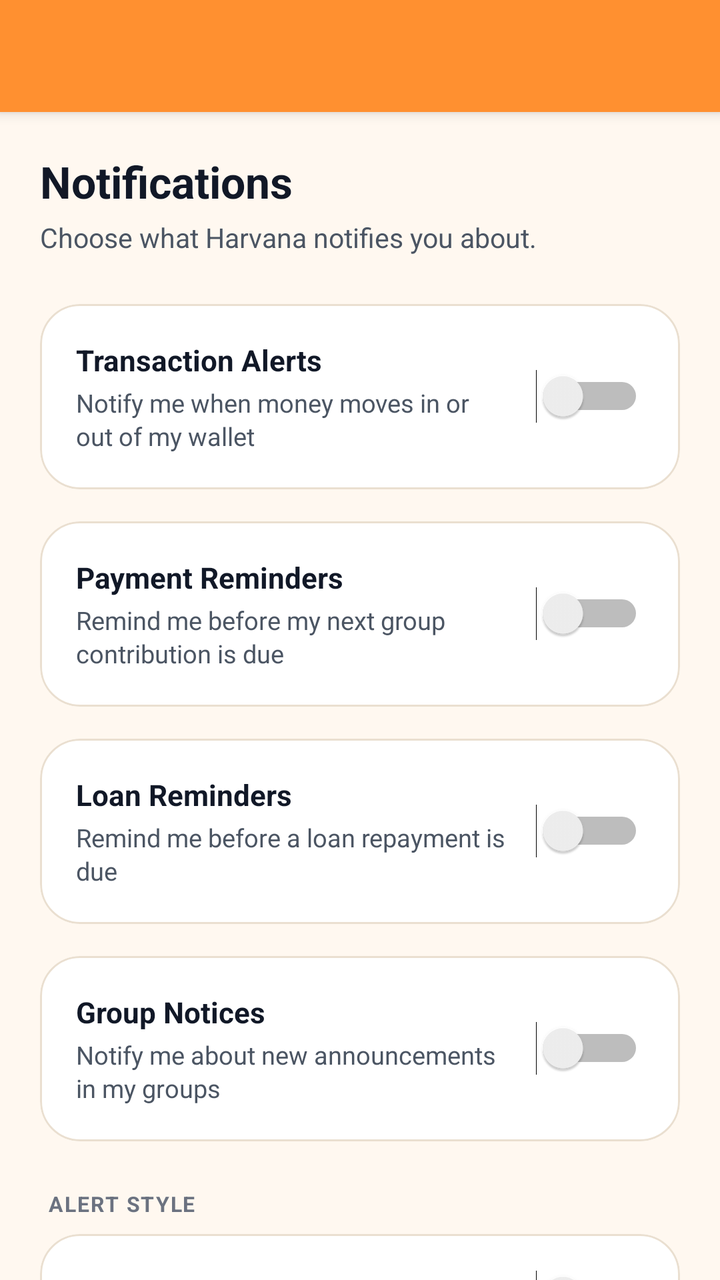
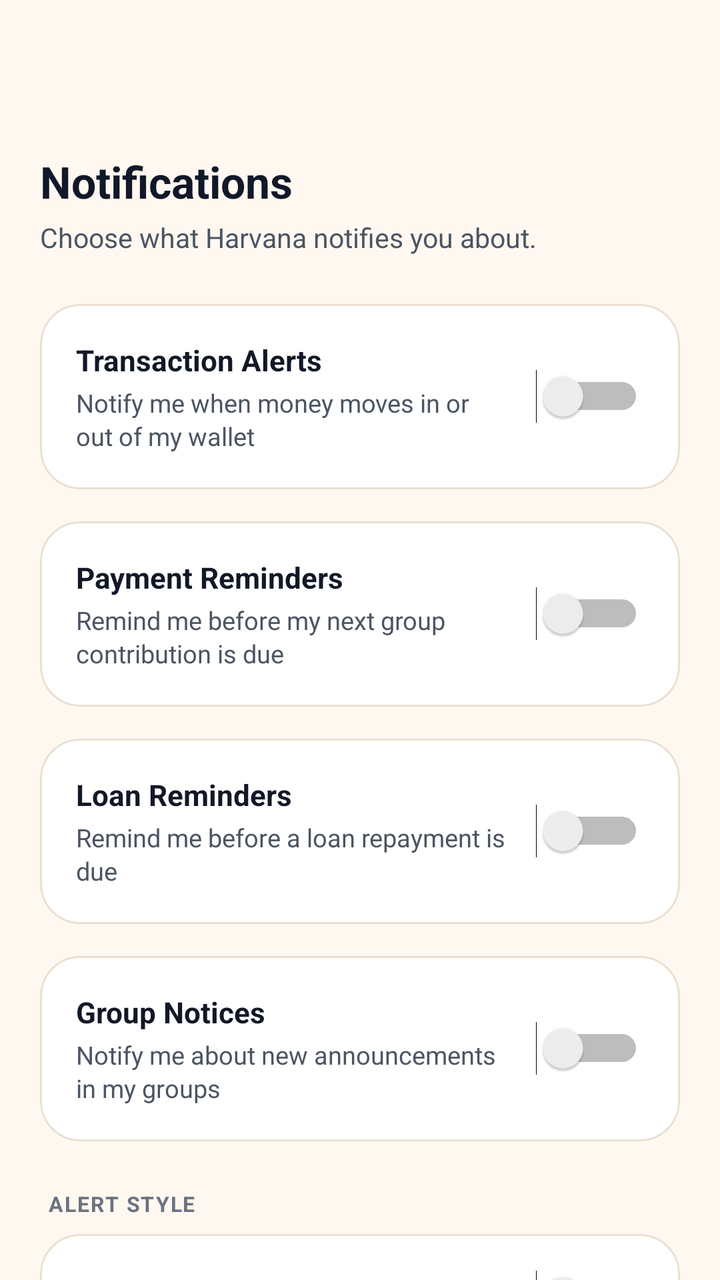

An Android layout rendered at two revisions. The XML below is the earlier revision; the diff shows what the commit changed to produce the second picture.
<!-- AndroidManifest.xml: application theme AppTheme -->
<!-- res/layout/notification_settings.xml -->
<androidx.coordinatorlayout.widget.CoordinatorLayout
	xmlns:android="http://schemas.android.com/apk/res/android"
	xmlns:app="http://schemas.android.com/apk/res-auto"
	xmlns:tools="http://schemas.android.com/tools"
	android:id="@+id/_coordinator"
	android:layout_width="match_parent"
	android:layout_height="match_parent">
	<com.google.android.material.appbar.AppBarLayout
		android:id="@+id/_app_bar"
		android:layout_width="match_parent"
		android:layout_height="wrap_content"
		android:theme="@style/AppTheme.AppBarOverlay">
		<androidx.appcompat.widget.Toolbar
			android:id="@+id/_toolbar"
			android:layout_width="match_parent"
			android:layout_height="?attr/actionBarSize"
			android:background="?attr/appBarColor"
			app:popupTheme="@style/AppTheme.PopupOverlay" />
	</com.google.android.material.appbar.AppBarLayout>
	<androidx.core.widget.NestedScrollView
		android:layout_width="match_parent"
		android:layout_height="match_parent"
		android:fillViewport="true"
		android:overScrollMode="never"
		app:layout_behavior="@string/appbar_scrolling_view_behavior">
		<LinearLayout
			android:id="@+id/linear62"
			android:layout_width="match_parent"
			android:layout_height="wrap_content"
			android:padding="20dp"
			android:orientation="vertical">
			<TextView
				android:id="@+id/textview74"
				android:layout_width="wrap_content"
				android:layout_height="wrap_content"
				android:text="Notifications"
				android:textSize="22sp"
				android:textStyle="bold"
				android:textColor="@color/colorTextPrimary" />
			<TextView
				android:id="@+id/textview75"
				android:layout_width="match_parent"
				android:layout_height="wrap_content"
				android:layout_marginTop="4dp"
				android:layout_marginBottom="24dp"
				android:text="Choose what Harvana notifies you about."
				android:textColor="@color/colorTextSecondary"
				android:textSize="13.5sp"
				android:lineSpacingExtra="3dp" />
			<com.google.android.material.card.MaterialCardView
				android:id="@+id/cardview14"
				android:layout_width="match_parent"
				android:layout_height="wrap_content"
				android:layout_marginBottom="16dp"
				app:cardBackgroundColor="@color/colorSurface"
				app:cardCornerRadius="20dp"
				app:cardElevation="0dp"
				app:strokeColor="@color/colorCardStroke"
				app:strokeWidth="1dp">
				<LinearLayout
					android:id="@+id/linear63"
					android:layout_width="match_parent"
					android:layout_height="wrap_content"
					android:padding="18dp"
					android:gravity="center_vertical"
					android:orientation="horizontal">
					<LinearLayout
						android:id="@+id/linear64"
						android:layout_width="0dp"
						android:layout_height="wrap_content"
						android:orientation="vertical"
						android:layout_weight="1">
						<TextView
							android:id="@+id/textview76"
							android:layout_width="wrap_content"
							android:layout_height="wrap_content"
							android:text="Transaction Alerts"
							android:textStyle="bold"
							android:textColor="@color/colorTextPrimary"
							android:textSize="14.5sp" />
						<TextView
							android:id="@+id/textview77"
							android:layout_width="match_parent"
							android:layout_height="wrap_content"
							android:layout_marginTop="3dp"
							android:text="Notify me when money moves in or out of my wallet"
							android:textColor="@color/colorTextSecondary"
							android:textSize="12.5sp"
							android:lineSpacingExtra="2dp" />
					</LinearLayout>
					<Switch
						android:id="@+id/switchTransactionAlerts"
						android:layout_width="wrap_content"
						android:layout_height="wrap_content"
						android:textSize="12sp"
						android:layout_marginStart="12dp" />
				</LinearLayout>
			</com.google.android.material.card.MaterialCardView>
			<com.google.android.material.card.MaterialCardView
				android:id="@+id/cardview15"
				android:layout_width="match_parent"
				android:layout_height="wrap_content"
				android:layout_marginBottom="16dp"
				app:cardBackgroundColor="@color/colorSurface"
				app:cardCornerRadius="20dp"
				app:cardElevation="0dp"
				app:strokeColor="@color/colorCardStroke"
				app:strokeWidth="1dp">
				<LinearLayout
					android:id="@+id/linear65"
					android:layout_width="match_parent"
					android:layout_height="wrap_content"
					android:padding="18dp"
					android:gravity="center_vertical"
					android:orientation="horizontal">
					<LinearLayout
						android:id="@+id/linear66"
						android:layout_width="0dp"
						android:layout_height="wrap_content"
						android:orientation="vertical"
						android:layout_weight="1">
						<TextView
							android:id="@+id/textview78"
							android:layout_width="wrap_content"
							android:layout_height="wrap_content"
							android:text="Payment Reminders"
							android:textStyle="bold"
							android:textColor="@color/colorTextPrimary"
							android:textSize="14.5sp" />
						<TextView
							android:id="@+id/textview79"
							android:layout_width="match_parent"
							android:layout_height="wrap_content"
							android:layout_marginTop="3dp"
							android:text="Remind me before my next group contribution is due"
							android:textColor="@color/colorTextSecondary"
							android:textSize="12.5sp"
							android:lineSpacingExtra="2dp" />
					</LinearLayout>
					<Switch
						android:id="@+id/switchPaymentReminders"
						android:layout_width="wrap_content"
						android:layout_height="wrap_content"
						android:textSize="12sp"
						android:layout_marginStart="12dp" />
				</LinearLayout>
			</com.google.android.material.card.MaterialCardView>
			<com.google.android.material.card.MaterialCardView
				android:id="@+id/cardview16"
				android:layout_width="match_parent"
				android:layout_height="wrap_content"
				android:layout_marginBottom="16dp"
				app:cardBackgroundColor="@color/colorSurface"
				app:cardCornerRadius="20dp"
				app:cardElevation="0dp"
				app:strokeColor="@color/colorCardStroke"
				app:strokeWidth="1dp">
				<LinearLayout
					android:id="@+id/linear67"
					android:layout_width="match_parent"
					android:layout_height="wrap_content"
					android:padding="18dp"
					android:gravity="center_vertical"
					android:orientation="horizontal">
					<LinearLayout
						android:id="@+id/linear68"
						android:layout_width="0dp"
						android:layout_height="wrap_content"
						android:orientation="vertical"
						android:layout_weight="1">
						<TextView
							android:id="@+id/textview80"
							android:layout_width="wrap_content"
							android:layout_height="wrap_content"
							android:text="Loan Reminders"
							android:textStyle="bold"
							android:textColor="@color/colorTextPrimary"
							android:textSize="14.5sp" />
						<TextView
							android:id="@+id/textview81"
							android:layout_width="match_parent"
							android:layout_height="wrap_content"
							android:layout_marginTop="3dp"
							android:text="Remind me before a loan repayment is due"
							android:textColor="@color/colorTextSecondary"
							android:textSize="12.5sp"
							android:lineSpacingExtra="2dp" />
					</LinearLayout>
					<Switch
						android:id="@+id/switchLoanReminders"
						android:layout_width="wrap_content"
						android:layout_height="wrap_content"
						android:textSize="12sp"
						android:layout_marginStart="12dp" />
				</LinearLayout>
			</com.google.android.material.card.MaterialCardView>
			<com.google.android.material.card.MaterialCardView
				android:id="@+id/cardview17"
				android:layout_width="match_parent"
				android:layout_height="wrap_content"
				android:layout_marginBottom="24dp"
				app:cardBackgroundColor="@color/colorSurface"
				app:cardCornerRadius="20dp"
				app:cardElevation="0dp"
				app:strokeColor="@color/colorCardStroke"
				app:strokeWidth="1dp">
				<LinearLayout
					android:id="@+id/linear69"
					android:layout_width="match_parent"
					android:layout_height="wrap_content"
					android:padding="18dp"
					android:gravity="center_vertical"
					android:orientation="horizontal">
					<LinearLayout
						android:id="@+id/linear70"
						android:layout_width="0dp"
						android:layout_height="wrap_content"
						android:orientation="vertical"
						android:layout_weight="1">
						<TextView
							android:id="@+id/textview82"
							android:layout_width="wrap_content"
							android:layout_height="wrap_content"
							android:text="Group Notices"
							android:textStyle="bold"
							android:textColor="@color/colorTextPrimary"
							android:textSize="14.5sp" />
						<TextView
							android:id="@+id/textview83"
							android:layout_width="match_parent"
							android:layout_height="wrap_content"
							android:layout_marginTop="3dp"
							android:text="Notify me about new announcements in my groups"
							android:textColor="@color/colorTextSecondary"
							android:textSize="12.5sp"
							android:lineSpacingExtra="2dp" />
					</LinearLayout>
					<Switch
						android:id="@+id/switchGroupNotices"
						android:layout_width="wrap_content"
						android:layout_height="wrap_content"
						android:textSize="12sp"
						android:layout_marginStart="12dp" />
				</LinearLayout>
			</com.google.android.material.card.MaterialCardView>
			<TextView
				android:id="@+id/textview84"
				android:layout_width="wrap_content"
				android:layout_height="wrap_content"
				android:layout_marginBottom="8dp"
				android:text="ALERT STYLE"
				android:textStyle="bold"
				android:textColor="@color/colorTextTertiary"
				android:textSize="10.5sp"
				android:layout_marginStart="4dp"
				android:letterSpacing="0.06" />
			<com.google.android.material.card.MaterialCardView
				android:id="@+id/cardview18"
				android:layout_width="match_parent"
				android:layout_height="wrap_content"
				android:layout_marginBottom="16dp"
				app:cardBackgroundColor="@color/colorSurface"
				app:cardCornerRadius="20dp"
				app:cardElevation="0dp"
				app:strokeColor="@color/colorCardStroke"
				app:strokeWidth="1dp">
				<LinearLayout
					android:id="@+id/linear71"
					android:layout_width="match_parent"
					android:layout_height="wrap_content"
					android:orientation="vertical">
					<LinearLayout
						android:id="@+id/linear72"
						android:layout_width="match_parent"
						android:layout_height="wrap_content"
						android:padding="18dp"
						android:gravity="center_vertical"
						android:orientation="horizontal">
						<TextView
							android:id="@+id/textview85"
							android:layout_width="0dp"
							android:layout_height="wrap_content"
							android:text="Sound"
							android:textColor="@color/colorTextPrimary"
							android:layout_weight="1"
							android:textSize="14.5sp" />
						<Switch
							android:id="@+id/switchSound"
							android:layout_width="wrap_content"
							android:layout_height="wrap_content"
							android:textSize="12sp"
							android:layout_marginStart="12dp" />
					</LinearLayout>
					<View
						android:id="@+id/view73"
						android:layout_width="match_parent"
						android:layout_height="1dp"
						android:background="@color/colorDivider"
						android:layout_marginStart="18dp" />
					<LinearLayout
						android:id="@+id/linear74"
						android:layout_width="match_parent"
						android:layout_height="wrap_content"
						android:padding="18dp"
						android:gravity="center_vertical"
						android:orientation="horizontal">
						<TextView
							android:id="@+id/textview86"
							android:layout_width="0dp"
							android:layout_height="wrap_content"
							android:text="Vibrate"
							android:textColor="@color/colorTextPrimary"
							android:layout_weight="1"
							android:textSize="14.5sp" />
						<Switch
							android:id="@+id/switchVibrate"
							android:layout_width="wrap_content"
							android:layout_height="wrap_content"
							android:textSize="12sp"
							android:layout_marginStart="12dp" />
					</LinearLayout>
				</LinearLayout>
			</com.google.android.material.card.MaterialCardView>
			<TextView
				android:id="@+id/textview87"
				android:layout_width="match_parent"
				android:layout_height="wrap_content"
				android:text="These control whether Harvana shows you a notification for each type of event. Turning one off doesn't cancel the underlying reminder — it just won't appear as a push notification."
				android:textSize="12sp"
				android:textColor="@color/colorTextTertiary"
				android:layout_marginStart="4dp"
				android:lineSpacingExtra="3dp" />
		</LinearLayout>
	</androidx.core.widget.NestedScrollView>
</androidx.coordinatorlayout.widget.CoordinatorLayout>
<!-- resources referenced by this layout -->
<resources>
  <color name="colorCardStroke">#EADFD0</color>
  <color name="colorDivider">#EADFD0</color>
  <color name="colorSurface">#FFFFFF</color>
  <color name="colorTextPrimary">#111827</color>
  <color name="colorTextSecondary">#4B5563</color>
  <color name="colorTextTertiary">#6B7280</color>
  <style name="AppTheme.PopupOverlay" parent="ThemeOverlay.MaterialComponents.Light" />
  <style name="AppTheme" parent="Theme.MaterialComponents.DayNight.NoActionBar">
          
          <item name="homeAsUpIndicator">@drawable/ic_nav_back</item>
          
          <item name="android:textViewStyle">@style/HarvanaTextView</item>
          <item name="appBarColor">@color/colorAccent</item>
          <item name="onAppBarColor">@color/colorTextOnAccent</item>
          <item name="colorSecondary">@color/colorAccent</item>
          <item name="colorOnSecondary">@color/colorTextOnAccent</item>
          <item name="colorPrimaryVariant">@color/colorAccentDark</item>
          <item name="colorSecondaryVariant">@color/colorAccentDark</item>
          <item name="colorError">@color/colorError</item>
          <item name="colorOnError">@color/colorTextPrimaryWhite</item>
          <item name="colorControlActivated">@color/colorAccent</item>
          <item name="colorControlNormal">@color/colorControlNormal</item>
          <item name="colorControlHighlight">@color/colorAccentRipple</item>
          <item name="android:textColorHighlight">@color/colorAccentStroke</item>
          <item name="android:textColorLink">@color/colorAccentStrong</item>
          <item name="android:editTextColor">@color/colorTextPrimary</item>
          <item name="android:navigationBarColor">@color/colorBackground</item>
          <item name="colorPrimary">@color/colorAccent</item>
          <item name="colorPrimaryDark">@color/colorAccentStrong</item>
          <item name="colorAccent">@color/colorAccent</item>
          <item name="colorSurface">@color/colorSurface</item>
          <item name="colorOnPrimary">@color/colorTextOnAccent</item>
          <item name="colorOnSurface">@color/colorTextPrimary</item>
          <item name="colorOnBackground">@color/colorTextPrimary</item>
          <item name="colorOnSurfaceVariant">@color/colorTextSecondary</item>
          <item name="android:textColorPrimary">@color/colorTextPrimary</item>
          <item name="android:textColorSecondary">@color/colorTextSecondary</item>
          <item name="android:textColorHint">@color/colorTextTertiary</item>
          <item name="android:statusBarColor">?attr/appBarColor</item>
          <item name="android:windowLightStatusBar">true</item>
          <item name="android:windowBackground">@color/colorBackground</item>
          <item name="alertDialogTheme">@style/HarvanaAlertDialog</item>
          <item name="materialAlertDialogTheme">@style/HarvanaAlertDialog</item>
          <item name="bottomSheetDialogTheme">@style/HarvanaBottomSheetDialog</item>
      </style>
  <style name="HarvanaTextView" parent="android:Widget.TextView">
          <item name="android:textColor">@color/colorTextPrimary</item>
      </style>
  <color name="colorAccent">#FF9030</color>
  <color name="colorTextOnAccent">#111827</color>
  <color name="colorAccentDark">#E57A14</color>
  <color name="colorError">#EF4444</color>
  <color name="colorTextPrimaryWhite">#FFFFFF</color>
  <color name="colorControlNormal">#6B7280</color>
  <color name="colorAccentRipple">#1AFF9030</color>
  <color name="colorAccentStroke">#33FF9030</color>
  <color name="colorAccentStrong">#B85F0A</color>
  <color name="colorBackground">#FFF8F0</color>
  <style name="HarvanaDialogButton" parent="Widget.MaterialComponents.Button.TextButton.Dialog">
          <item name="android:textColor">@color/colorAccent</item>
          <item name="android:minHeight">48dp</item>
      </style>
  <!-- unchanged entries left out for length: 6 -->
</resources>

<!-- the commit's change to res/layout/notification_settings.xml (unified diff, before → after) -->
@@ -9,7 +9,9 @@
 		android:id="@+id/_app_bar"
 		android:layout_width="match_parent"
 		android:layout_height="wrap_content"
-		android:theme="@style/AppTheme.AppBarOverlay">
+		android:theme="@style/AppTheme.AppBarOverlay"
+		app:elevation="0dp"
+		android:stateListAnimator="@null">
 		<androidx.appcompat.widget.Toolbar
 			android:id="@+id/_toolbar"
 			android:layout_width="match_parent"
<!-- resource entries referenced after the edit -->
@@ -12,8 +12,8 @@
           <item name="homeAsUpIndicator">@drawable/ic_nav_back</item>
           
           <item name="android:textViewStyle">@style/HarvanaTextView</item>
-          <item name="appBarColor">@color/colorAccent</item>
-          <item name="onAppBarColor">@color/colorTextOnAccent</item>
+          <item name="appBarColor">@color/colorBackground</item>
+          <item name="onAppBarColor">@color/colorTextPrimary</item>
           <item name="colorSecondary">@color/colorAccent</item>
           <item name="colorOnSecondary">@color/colorTextOnAccent</item>
           <item name="colorPrimaryVariant">@color/colorAccentDark</item>
